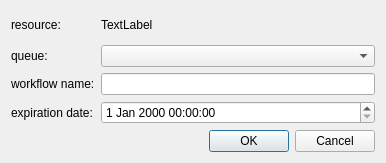
The window that python/soma/workflow/gui/submissionDlg.ui (populse/soma-workflow) describes before a commit, drawn with Qt 5.
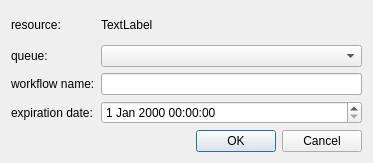
The same window after the commit.

```diff
--- a/python/soma/workflow/gui/submissionDlg.ui
+++ b/python/soma/workflow/gui/submissionDlg.ui
@@ -6,66 +6,60 @@
    <rect>
     <x>0</x>
     <y>0</y>
-    <width>386</width>
+    <width>373</width>
     <height>163</height>
    </rect>
   </property>
-  <property name="maximumSize">
-   <size>
-    <width>16777215</width>
-    <height>163</height>
-   </size>
-  </property>
   <property name="windowTitle">
    <string>Workflow submission</string>
   </property>
   <layout class="QVBoxLayout" name="verticalLayout">
    <item>
-    <layout class="QGridLayout" name="gridLayout">
-     <item row="0" column="0">
-      <widget class="QLabel" name="label">
-       <property name="text">
-        <string>resource:</string>
-       </property>
-      </widget>
+    <layout class="QGridLayout" name="grid_layout">
+     <item row="5" column="1">
+      <widget class="QDateTimeEdit" name="dateTimeEdit_expiration"/>
      </item>
-     <item row="0" column="1">
-      <widget class="QLabel" name="resource_label">
+     <item row="5" column="0">
+      <widget class="QLabel" name="label_3">
        <property name="text">
-        <string>TextLabel</string>
+        <string>expiration date:</string>
        </property>
       </widget>
      </item>
-     <item row="2" column="0">
+     <item row="4" column="0">
       <widget class="QLabel" name="label_2">
        <property name="text">
         <string>workflow name:</string>
        </property>
       </widget>
      </item>
-     <item row="2" column="1">
+     <item row="4" column="1">
       <widget class="QLineEdit" name="lineedit_wf_name"/>
      </item>
      <item row="3" column="0">
-      <widget class="QLabel" name="label_3">
-       <property name="text">
-        <string>expiration date:</string>
-       </property>
-      </widget>
-     </item>
-     <item row="3" column="1">
-      <widget class="QDateTimeEdit" name="dateTimeEdit_expiration"/>
-     </item>
-     <item row="1" column="0">
       <widget class="QLabel" name="label_4">
        <property name="text">
         <string>queue:</string>
        </property>
       </widget>
      </item>
-     <item row="1" column="1">
+     <item row="3" column="1">
       <widget class="QComboBox" name="combo_queue"/>
      </item>
+     <item row="2" column="0">
+      <widget class="QLabel" name="label">
+       <property name="text">
+        <string>resource:</string>
+       </property>
+      </widget>
+     </item>
+     <item row="2" column="1">
+      <widget class="QLabel" name="resource_label">
+       <property name="text">
+        <string>TextLabel</string>
+       </property>
+      </widget>
+     </item>
     </layout>
    </item>
    <item>
```
